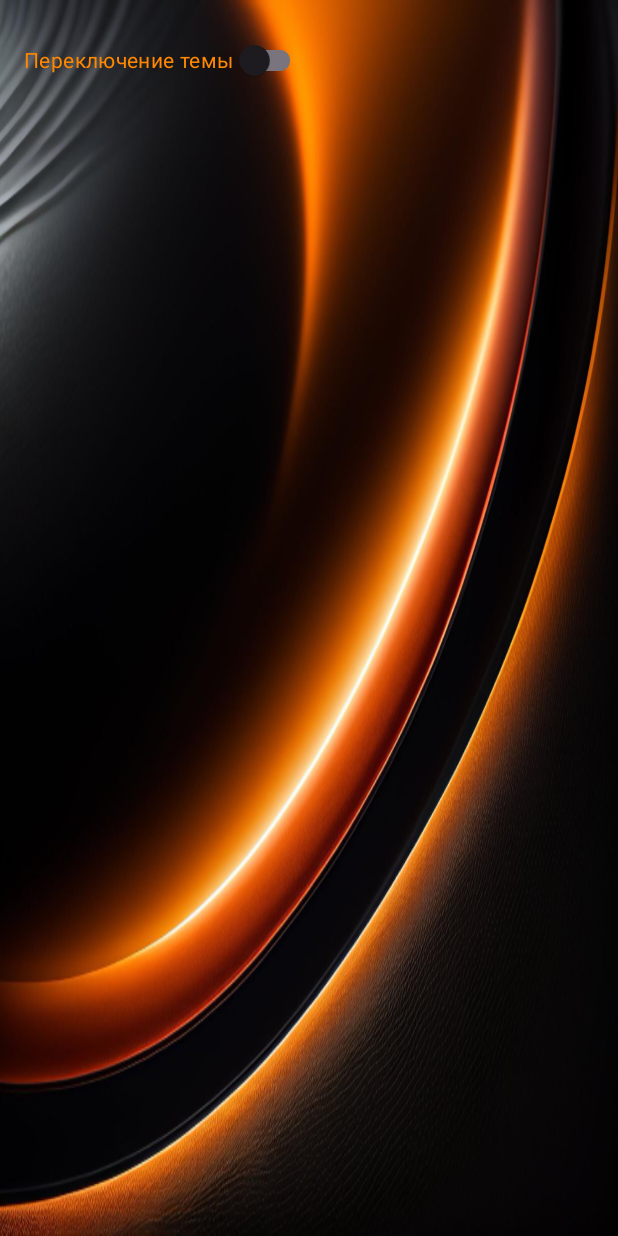
After one commit to vladislav-8/MyHabitReminder, an Android app: the SettingsFragment screen opened through its navigation route, on a phone screen of 412 x 824 dp. The commit adds this screen. Run offline under Robolectric (Android 15) with nearby library versions, the phone set to English and light mode, and no system bars; our stand-ins replace Firebase (no records; nobody signed in at launch, a user with empty details on screens opened directly), navigation-ui.

Commit message:
some fixes

```diff
--- a/app/src/main/AndroidManifest.xml
+++ b/app/src/main/AndroidManifest.xml
@@ -12,10 +12,9 @@
         android:icon="@mipmap/ic_launcher"
         android:label="@string/app_name"
         android:roundIcon="@mipmap/ic_launcher_round"
-        android:screenOrientation="portrait"
         android:supportsRtl="true"
+        android:windowSoftInputMode="adjustPan|adjustResize"
         android:theme="@style/Theme.MyHabitReminder"
-        android:windowSoftInputMode="adjustNothing"
         tools:targetApi="31">
         <activity
             android:name=".MainActivity"
--- a/app/src/main/java/com/practicum/myhabitreminder/MainActivity.kt
+++ b/app/src/main/java/com/practicum/myhabitreminder/MainActivity.kt
@@ -22,6 +22,17 @@ class MainActivity : AppCompatActivity() {
         val navHostFragment = supportFragmentManager.findFragmentById(R.id.fragment_container_view) as NavHostFragment
         val navController = navHostFragment.navController
 
+        //если понадобится больше окон
+
+        /*mainBinding.bottomNavigationView.setupWithNavController(navController)
+
+        navController.addOnDestinationChangedListener { _, destination, _ ->
+            when (destination.id) {
+                R.id.createHabitFragment, R.id.appFragment, R.id.settingsFragment -> mainBinding.bottomNavigationView.isVisible = true
+                else -> mainBinding.bottomNavigationView.isVisible = false
+            }
+        }*/
+
         viewModel.getAuthState().observe(this) { isSignedIn ->
             if (isSignedIn)
                 navController.navigate(R.id.appFragment)
--- a/app/src/main/java/com/practicum/myhabitreminder/presentation/fragments/AppFragment.kt
+++ b/app/src/main/java/com/practicum/myhabitreminder/presentation/fragments/AppFragment.kt
@@ -70,7 +70,7 @@ class AppFragment : Fragment() {
 
     private fun initListeners() {
         binding.fabAdd.setOnClickListener {
-            findNavController().navigate(R.id.action_appFragment_to_createHabitFragment)
+            findNavController().navigate(R.id.createHabitFragment)
         }
         binding.deleteHabitsButton.setOnClickListener {
             viewModel.deleteAllHabits()
@@ -202,7 +202,6 @@ class AppFragment : Fragment() {
             viewModel.updateHabit(habitsAdapter.habits[i])
         }
 
-
         binding.progressCountdown.progress = 0
         viewModel.setSecondsRemaining(viewModel.timerLengthSeconds)
         secondsRemaining = viewModel.timerLengthSeconds
--- a/app/src/main/java/com/practicum/myhabitreminder/presentation/fragments/CreateHabitFragment.kt
+++ b/app/src/main/java/com/practicum/myhabitreminder/presentation/fragments/CreateHabitFragment.kt
@@ -63,7 +63,6 @@ class CreateHabitFragment : Fragment(),
                 viewModel.addHabit(habit)
                 Toast.makeText(context, R.string.habit_created, Toast.LENGTH_SHORT).show()
                 findNavController().popBackStack()
-
             } else {
                 Toast.makeText(context, "Please fill all the fields", Toast.LENGTH_SHORT).show()
             }
--- /dev/null
+++ b/app/src/main/java/com/practicum/myhabitreminder/presentation/fragments/SettingsFragment.kt
@@ -0,0 +1,30 @@
+package com.practicum.myhabitreminder.presentation.fragments
+
+import android.os.Bundle
+import androidx.fragment.app.Fragment
+import android.view.LayoutInflater
+import android.view.View
+import android.view.ViewGroup
+import com.practicum.myhabitreminder.R
+import com.practicum.myhabitreminder.databinding.FragmentCreateHabitBinding
+import com.practicum.myhabitreminder.databinding.FragmentSettingsBinding
+
+class SettingsFragment : Fragment() {
+
+    private var _binding: FragmentSettingsBinding? = null
+    private val binding get() = _binding!!
+
+    override fun onCreateView(
+        inflater: LayoutInflater, container: ViewGroup?,
+        savedInstanceState: Bundle?
+    ): View {
+        _binding = FragmentSettingsBinding.inflate(inflater, container, false)
+        return binding.root
+    }
+
+    override fun onDestroyView() {
+        super.onDestroyView()
+        _binding = null
+    }
+
+}
--- a/app/src/main/java/com/practicum/myhabitreminder/presentation/viewmodels/HabitViewModel.kt
+++ b/app/src/main/java/com/practicum/myhabitreminder/presentation/viewmodels/HabitViewModel.kt
@@ -17,6 +17,7 @@ import com.practicum.myhabitreminder.domain.usecase.timer.SetTimerStateUseCase
 import com.practicum.myhabitreminder.presentation.models.HabitState
 import com.practicum.myhabitreminder.presentation.models.TimerState
 import kotlinx.coroutines.Dispatchers
+import kotlinx.coroutines.delay
 import kotlinx.coroutines.launch
 
 class HabitViewModel(
@@ -46,6 +47,7 @@ class HabitViewModel(
 
     fun getAllHabits() {
         viewModelScope.launch {
+            delay(500)
             habitRepository
                 .getAllHabits()
                 .collect { habits ->
--- /dev/null
+++ b/app/src/main/res/layout/fragment_settings.xml
@@ -0,0 +1,21 @@
+<?xml version="1.0" encoding="utf-8"?>
+<androidx.constraintlayout.widget.ConstraintLayout xmlns:android="http://schemas.android.com/apk/res/android"
+    xmlns:app="http://schemas.android.com/apk/res-auto"
+    xmlns:tools="http://schemas.android.com/tools"
+    android:layout_width="match_parent"
+    android:layout_height="match_parent"
+    android:background="@drawable/background"
+    tools:context=".presentation.fragments.SettingsFragment">
+
+    <androidx.appcompat.widget.SwitchCompat
+        android:id="@+id/switch1"
+        android:layout_width="wrap_content"
+        android:layout_height="wrap_content"
+        android:layout_marginHorizontal="16dp"
+        android:text="Переключение темы"
+        android:layout_marginTop="16dp"
+        android:textColor="@color/orange"
+        app:layout_constraintStart_toStartOf="parent"
+        app:layout_constraintTop_toTopOf="parent" />
+
+</androidx.constraintlayout.widget.ConstraintLayout>
--- a/app/src/main/res/menu/bottom_navigation_menu.xml
+++ b/app/src/main/res/menu/bottom_navigation_menu.xml
@@ -7,7 +7,7 @@
         android:title="@string/habits" />
 
     <item
-        android:id="@+id/SettingsFragment"
+        android:id="@+id/settingsFragment"
         android:icon="@drawable/ic_settings"
         android:title="@string/settings" />
 
--- a/app/src/main/res/navigation/main_navigation_graph.xml
+++ b/app/src/main/res/navigation/main_navigation_graph.xml
@@ -23,16 +23,16 @@
         android:id="@+id/appFragment"
         android:name="com.practicum.myhabitreminder.presentation.fragments.AppFragment"
         android:label="fragment_app"
-        tools:layout="@layout/fragment_app" >
-        <action
-            android:id="@+id/action_appFragment_to_createHabitFragment"
-            app:destination="@id/createHabitFragment" />
-    </fragment>
+        tools:layout="@layout/fragment_app" />
     <fragment
         android:id="@+id/createHabitFragment"
         android:name="com.practicum.myhabitreminder.presentation.fragments.CreateHabitFragment"
         android:label="fragment_create_habit"
-        tools:layout="@layout/fragment_create_habit" />
+        tools:layout="@layout/fragment_create_habit" >
+        <action
+            android:id="@+id/action_createHabitFragment_to_appFragment"
+            app:destination="@id/appFragment" />
+    </fragment>
     <fragment
         android:id="@+id/newAccountFragment"
         android:name="com.practicum.myhabitreminder.presentation.fragments.NewAccountFragment"
@@ -47,4 +47,9 @@
         android:name="com.practicum.myhabitreminder.presentation.fragments.ResetPasswordFragment"
         android:label="fragment_reset_password"
         tools:layout="@layout/fragment_reset_password" />
+    <fragment
+        android:id="@+id/settingsFragment"
+        android:name="com.practicum.myhabitreminder.presentation.fragments.SettingsFragment"
+        android:label="fragment_settings"
+        tools:layout="@layout/fragment_settings" />
 </navigation>
```
